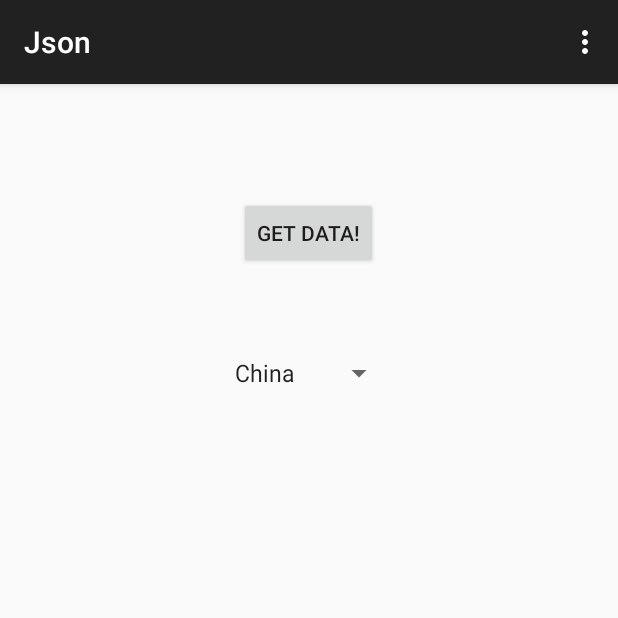
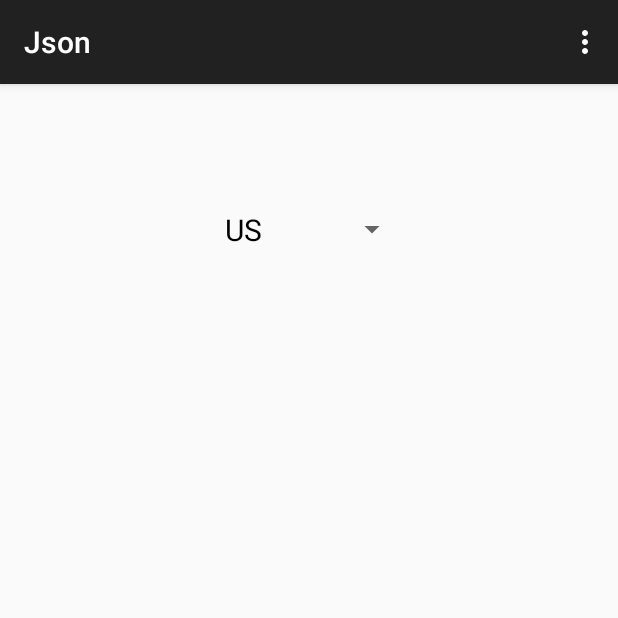
Before and after one commit to regeim/Json2, an Android app: the screen it shows after launch (MainActivity), on a phone screen of 412 x 824 dp, the top half of it. Run offline under Robolectric (Android 15) with nearby library versions, the phone set to English and light mode, and no system bars; libraries missing offline, so code that uses them is left out: android.net.http.

Commit message:
28 02 2015 v2

```diff
--- a/app/src/main/AndroidManifest.xml
+++ b/app/src/main/AndroidManifest.xml
@@ -5,7 +5,7 @@
     <application
         android:allowBackup="true"
         android:icon="@drawable/ic_launcher"
-        android:label="@string/app_name"
+
         android:theme="@style/AppTheme" >
         <activity
             android:name=".MainActivity"
--- a/app/src/main/java/com/example/zoli/json/MainActivity.java
+++ b/app/src/main/java/com/example/zoli/json/MainActivity.java
@@ -31,12 +31,35 @@ public class MainActivity extends ActionBarActivity {
 
         setContentView(R.layout.activity_main);
 
-        Button get_btn=(Button)findViewById(R.id.get_button_id);
+//        Button get_btn=(Button)findViewById(R.id.get_button_id);
+
+        mainHttp=new HttpConnection(url,getApplicationContext());
+        mainHttp.OpenStream();
+        try {
+            mainHttp.getBytes();
+        } catch (IOException e) {
+            e.printStackTrace();
+        }
+        if (mainHttp.getBuf()!=null){
+            try {
+                holder = new String(mainHttp.getBuf(),"UTF-8");
+            } catch (UnsupportedEncodingException e) {
+                e.printStackTrace();
+            }
+                try {
+            JSONObject root=new JSONObject(holder);
+        } catch (JSONException e) {
+            e.printStackTrace();
+        }
+        }
+        mainHttp.CloseStream();
+
 
         final Spinner spinner = (Spinner) findViewById(R.id.realm_spinner);
-        ArrayAdapter<CharSequence> adapter = ArrayAdapter.createFromResource(this,R.array.regions,android.R.layout.simple_spinner_item);
-        adapter.setDropDownViewResource(android.R.layout.simple_spinner_dropdown_item);
+        ArrayAdapter<CharSequence> adapter = ArrayAdapter.createFromResource(this,R.array.regions,R.layout.spinner_layout);
+        adapter.setDropDownViewResource(R.layout.spinner_layout);
         spinner.setAdapter(adapter);
+        spinner.setSelection(4);
         spinner.setOnItemSelectedListener(new AdapterView.OnItemSelectedListener() {
             @Override
             public void onItemSelected(AdapterView<?> parent, View view, int position, long id) {
@@ -61,26 +84,14 @@ public class MainActivity extends ActionBarActivity {
         switch (v.getId()){
             case R.id.realm_spinner:
                 selected_item=sp.getSelectedItem().toString();
-                mainHttp=new HttpConnection(url,getApplicationContext());
-                mainHttp.OpenStream();
-                mainHttp.getBytes();
-                if (mainHttp.getBuf()!=null){
-                    holder = new String(mainHttp.getBuf(),"UTF-8");
-                }
-                mainHttp.CloseStream();
+
                 break;
         }
 
     }
-    public void button_pressed (View v) throws JSONException, IOException {
-
-//        Toast.makeText(getApplicationContext(), selected_item,Toast.LENGTH_SHORT).show();
-
-        JSONObject root=new JSONObject(holder);
-
-
-
-    }
+//    public void button_pressed (View v) throws JSONException, IOException {
+//
+//    }
     @Override
     public boolean onCreateOptionsMenu(Menu menu) {
         // Inflate the menu; this adds items to the action bar if it is present.
--- a/app/src/main/res/layout/activity_main.xml
+++ b/app/src/main/res/layout/activity_main.xml
@@ -5,23 +5,21 @@
     android:paddingTop="@dimen/activity_vertical_margin"
     android:paddingBottom="@dimen/activity_vertical_margin" tools:context=".MainActivity">
 
-    <Button
-        android:layout_width="wrap_content"
-        android:layout_height="wrap_content"
-        android:text="@string/get_data_btn"
-        android:id="@+id/get_button_id"
-        android:layout_centerHorizontal="true"
-        android:layout_marginTop="59dp"
-        android:onClick="button_pressed"/>
+    <!--<Button-->
+        <!--android:layout_width="wrap_content"-->
+        <!--android:layout_height="wrap_content"-->
+        <!--android:text="@string/get_data_btn"-->
+        <!--android:id="@+id/get_button_id"-->
+        <!--android:layout_centerHorizontal="true"-->
+        <!--android:layout_marginTop="59dp"-->
+        <!--android:onClick="button_pressed"/>-->
 
     <Spinner
         android:layout_width="wrap_content"
         android:layout_height="wrap_content"
         android:id="@+id/realm_spinner"
-        android:layout_below="@+id/get_button_id"
         android:layout_centerHorizontal="true"
         android:layout_marginTop="57dp"
-        android:spinnerMode="dropdown"
         />
 
 </RelativeLayout>
--- /dev/null
+++ b/app/src/main/res/layout/spinner_layout.xml
@@ -0,0 +1,9 @@
+<?xml version="1.0" encoding="utf-8"?>
+<TextView xmlns:android="http://schemas.android.com/apk/res/android"
+    android:id="@+id/spinnerTarget"
+    android:layout_width="fill_parent"
+    android:layout_height="wrap_content"
+    android:textColor="#000000"
+    android:textSize="20dp"
+    android:padding="10dp"
+    />
--- /dev/null
+++ b/app/src/main/res/values-v14/styles.xml
@@ -0,0 +1,6 @@
+<?xml version="1.0" encoding="utf-8"?>
+<resources>
+    <style name="AppBaseTheme" parent="android:Theme.DeviceDefault.Light.DarkActionBar">
+        <!-- API 14 theme customizations can go here. -->
+    </style>
+</resources>
```
